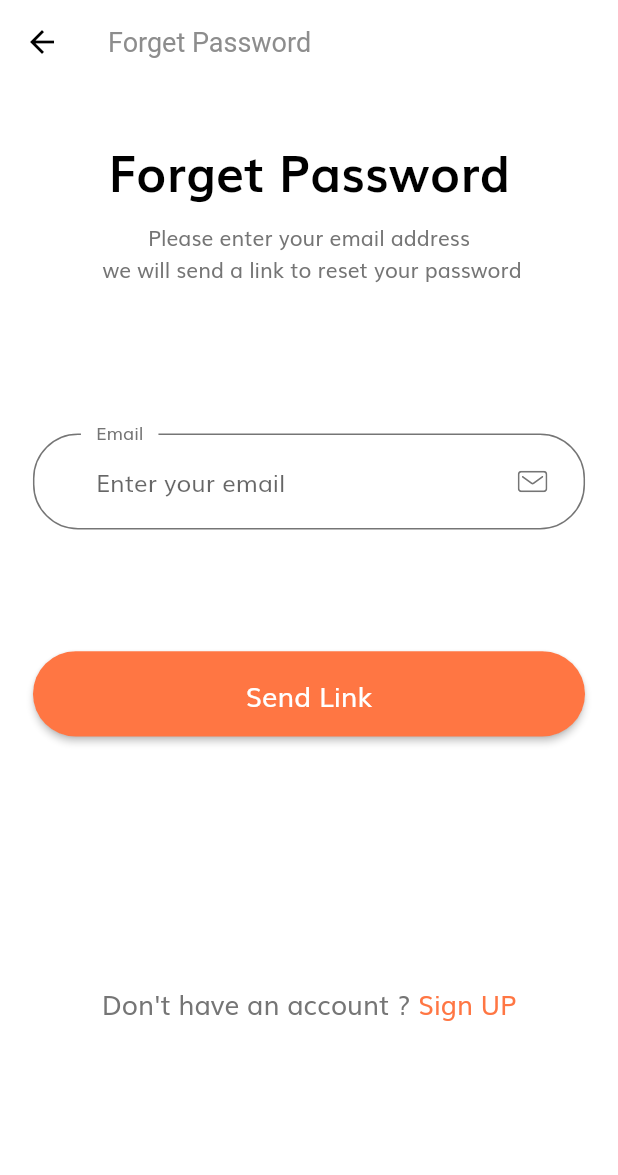
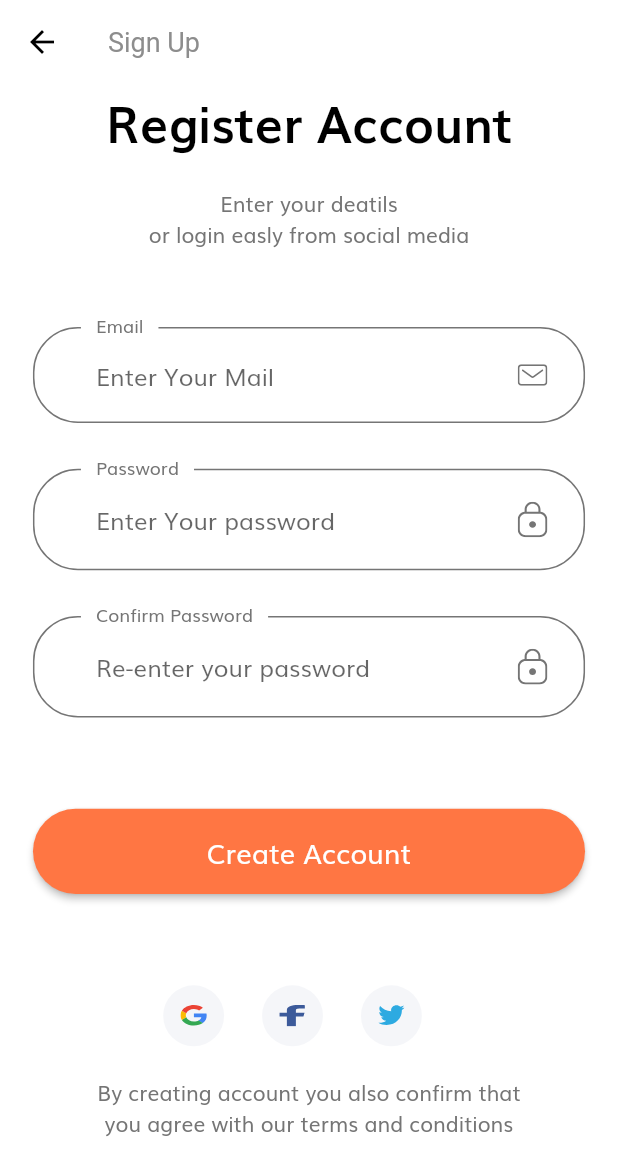
Before and after one commit to ritikjainx/E-Commerce-App, a Flutter app: the ForgetScreen screen opened by its route, after a tap on "Sign UP", on a phone screen of 412 x 824 dp. Shown: the top 1175 px of the screen. Run offline on Flutter 3.47's test engine with Material 2 defaults, Android fonts, the phone set to English and light mode, and no system bars; our stand-ins replace flutter_svg.

Commit message:
sign,forget pass ,profile page added

```diff
--- a/lib/Routes.dart
+++ b/lib/Routes.dart
@@ -1,10 +1,16 @@
 import 'package:flutter/material.dart';
 import 'package:needs_app/Screens/Forget_Screen/forgetscreen.dart';
 import 'package:needs_app/Screens/LoginPage/loginPage.dart';
+import 'package:needs_app/Screens/OTP_Screen/OTPScreen.dart';
+import 'package:needs_app/Screens/ProfilePage/profilePaage.dart';
+import 'package:needs_app/Screens/SignUp_screen/signupscreen.dart';
 import 'package:needs_app/Screens/splash/splashScreens.dart';
 
 Map<String, WidgetBuilder> routes = {
   SplashScreen.routename: (context) => SplashScreen(),
   LoginPage.routename: (context) => LoginPage(),
   ForgetScreen.routeName: (context) => ForgetScreen(),
+  SignUp.routeName: (context) => SignUp(),
+  ProfilePage.routeName: (context) => ProfilePage(),
+  OTPscreen.routeName: (context) => OTPscreen(),
 };
--- a/lib/Screens/Forget_Screen/Body.dart
+++ b/lib/Screens/Forget_Screen/Body.dart
@@ -22,8 +22,7 @@ class _BodyState extends State<Body> {
       padding: EdgeInsets.symmetric(horizontal: getProportionateScreenWidth(20)),
       child: Column(
         children: [
-          SizedBox(width: SizeConfig.screenWidth),
-          SizedBox(height: SizeConfig.screenHeight * 0.04),
+          SizedBox(height: SizeConfig.screenHeight * 0.04, width: SizeConfig.screenWidth),
           Text('Forget Password',
               style: TextStyle(
                 fontWeight: FontWeight.bold,
--- a/lib/Screens/LoginPage/components/Body.dart
+++ b/lib/Screens/LoginPage/components/Body.dart
@@ -1,9 +1,6 @@
 import 'package:flutter/material.dart';
 import 'package:needs_app/Screens/Forget_Screen/forgetscreen.dart';
-import 'package:needs_app/components/CustomsvgImage.dart';
-import 'package:needs_app/components/DefaultButton.dart';
 import 'package:needs_app/components/NoaccountSignup.dart';
-import 'package:needs_app/components/formStateErrors.dart';
 import 'package:needs_app/components/socialMedia.dart';
 import 'package:needs_app/constants.dart';
 import 'package:needs_app/sizeConfig.dart';
--- a/lib/Screens/LoginPage/loginPage.dart
+++ b/lib/Screens/LoginPage/loginPage.dart
@@ -8,7 +8,7 @@ class LoginPage extends StatelessWidget {
     return Scaffold(
         appBar: AppBar(
           title: Text(
-            'Sign Up',
+            'Sign In',
           ),
         ),
         body: Body());
--- /dev/null
+++ b/lib/Screens/SignUp_screen/body.dart
@@ -0,0 +1,190 @@
+import 'package:flutter/material.dart';
+import 'package:needs_app/Screens/ProfilePage/profilePaage.dart';
+import 'package:needs_app/components/CustomsvgImage.dart';
+import 'package:needs_app/components/DefaultButton.dart';
+import 'package:needs_app/components/formStateErrors.dart';
+import 'package:needs_app/components/socialMedia.dart';
+import 'package:needs_app/constants.dart';
+import 'package:needs_app/sizeConfig.dart';
+
+class Body extends StatelessWidget {
+  @override
+  Widget build(BuildContext context) {
+    return Padding(
+      padding: EdgeInsets.symmetric(horizontal: getProportionateScreenWidth(20)),
+      child: SingleChildScrollView(
+        child: Column(
+          children: [
+            Text(
+              'Register Account',
+              style: TextStyle(
+                  fontSize: getProportionateScreenWidth(30), color: Colors.black, fontWeight: FontWeight.bold),
+            ),
+            SizedBox(
+              width: double.infinity,
+              height: getProportionateScreenHeight(20),
+            ),
+            Text(
+              'Enter your deatils \nor login easly from social media',
+              textAlign: TextAlign.center,
+            ),
+            SizedBox(height: getProportionateScreenHeight(50)),
+            FormTextFeild(),
+          ],
+        ),
+      ),
+    );
+  }
+}
+
+class FormTextFeild extends StatefulWidget {
+  @override
+  _FormTextFeildState createState() => _FormTextFeildState();
+}
+
+class _FormTextFeildState extends State<FormTextFeild> {
+  final _formkey = GlobalKey<FormState>();
+  List<String> errors = [];
+  String password;
+
+  String email;
+  @override
+  Widget build(BuildContext context) {
+    return Form(
+      key: _formkey,
+      child: Column(
+        children: [
+          buildTextFormField(),
+          SizedBox(height: getProportionateScreenHeight(30)),
+          buildPassFormField(),
+          SizedBox(height: getProportionateScreenHeight(30)),
+          TextFormField(
+            validator: (value) {
+              if (value != password && !errors.contains(kmatchPassEroor)) {
+                setState(() {
+                  errors.add(kmatchPassEroor);
+                });
+              }
+              return null;
+            },
+            onChanged: (value) {
+              if (value == password && errors.contains(kmatchPassEroor)) {
+                setState(() {
+                  errors.remove(kmatchPassEroor);
+                });
+              }
+            },
+            decoration: InputDecoration(
+              labelText: 'Confirm Password',
+              hintText: 'Re-enter your password',
+              suffixIcon: SvgImage('assets/icons/Lock.svg'),
+            ),
+          ),
+          SizedBox(height: getProportionateScreenHeight(40)),
+          FormStateError(errors: errors),
+          SizedBox(height: getProportionateScreenHeight(20)),
+          Defaultbutton(
+            text: 'Create Account',
+            onpressed: () {
+              print(errors);
+              if (_formkey.currentState.validate()) {
+                _formkey.currentState.save();
+                print(_formkey.currentState.validate());
+                Navigator.pushNamed(context, ProfilePage.routeName);
+              }
+            },
+          ),
+          SizedBox(height: getProportionateScreenHeight(60)),
+          Row(
+            mainAxisAlignment: MainAxisAlignment.center,
+            children: [
+              SocialMediaIcon(icon: 'assets/icons/google-icon.svg'),
+              SocialMediaIcon(icon: 'assets/icons/facebook-2.svg'),
+              SocialMediaIcon(icon: 'assets/icons/twitter.svg'),
+            ],
+          ),
+          SizedBox(height: getProportionateScreenHeight(20)),
+          Text(
+            'By creating account you also confirm that \nyou agree with our terms and conditions',
+            textAlign: TextAlign.center,
+          )
+        ],
+      ),
+    );
+  }
+
+  TextFormField buildPassFormField() {
+    return TextFormField(
+      validator: (value) {
+        if (value.isEmpty && !errors.contains(kpassNullEroor)) {
+          setState(() {
+            errors.add(kpassNullEroor);
+          });
+        } else if (value.length > 0 && value.length < 8 && !errors.contains(kmatchPassEroor)) {
+          setState(() {
+            errors.add(kshortPassEroor);
+          });
+        }
+        return null;
+      },
+      onChanged: (value) {
+        if (value.isNotEmpty && errors.contains(kpassNullEroor)) {
+          setState(() {
+            errors.remove(kpassNullEroor);
+          });
+        } else if (value.length >= 8 && errors.contains(kshortPassEroor)) {
+          setState(() {
+            errors.remove(kshortPassEroor);
+          });
+        }
+        password = value;
+      },
+      onSaved: (value) {
+        password = value;
+      },
+      decoration: InputDecoration(
+        labelText: 'Password',
+        hintText: 'Enter Your password',
+        suffixIcon: SvgImage('assets/icons/Lock.svg'),
+      ),
+    );
+  }
+
+  TextFormField buildTextFormField() {
+    return TextFormField(
+      decoration: InputDecoration(
+        labelText: 'Email',
+        hintText: 'Enter Your Mail',
+        suffixIcon: SvgImage('assets/icons/Mail.svg'),
+      ),
+      validator: (value) {
+        if (value.isEmpty && !errors.contains(kemailNullEroor)) {
+          setState(() {
+            errors.add(kemailNullEroor);
+          });
+        } else if (!kemailValidatorRegExp.hasMatch(value) && !errors.contains(kinvalidEmailEroor)) {
+          setState(() {
+            errors.add(kinvalidEmailEroor);
+          });
+        }
+        return null;
+      },
+      onChanged: (value) {
+        if (value.isNotEmpty && errors.contains(kemailNullEroor)) {
+          setState(() {
+            errors.remove(kemailNullEroor);
+          });
+        } else if (kemailValidatorRegExp.hasMatch(value) && errors.contains(kinvalidEmailEroor)) {
+          setState(() {
+            errors.remove(kinvalidEmailEroor);
+          });
+        }
+        // return null;
+      },
+      onSaved: (value) {
+        email = value;
+        print(email);
+      },
+    );
+  }
+}
--- /dev/null
+++ b/lib/Screens/SignUp_screen/signupscreen.dart
@@ -0,0 +1,16 @@
+import 'package:flutter/material.dart';
+
+import 'body.dart';
+
+class SignUp extends StatelessWidget {
+  static const routeName = '/signup';
+  @override
+  Widget build(BuildContext context) {
+    return Scaffold(
+      appBar: AppBar(
+        title: Text('Sign Up'),
+      ),
+      body: Body(),
+    );
+  }
+}
--- a/lib/Screens/splash/components/body.dart
+++ b/lib/Screens/splash/components/body.dart
@@ -38,7 +38,7 @@ class _BodyState extends State<Body> {
                   setState(() {
                     currentPage = value;
                   });
-                  print(value);
+                  // print(value);
                 },
                 itemCount: splashpages.length,
                 itemBuilder: (context, int) {
--- a/lib/components/CustomsvgImage.dart
+++ b/lib/components/CustomsvgImage.dart
@@ -1,5 +1,6 @@
 import 'package:flutter/material.dart';
 import 'package:flutter_svg/svg.dart';
+import 'package:needs_app/constants.dart';
 
 import '../sizeConfig.dart';
 
@@ -15,6 +16,7 @@ class SvgImage extends StatelessWidget {
         child: SvgPicture.asset(
           svgPath,
           width: getProportionateScreenWidth(18),
+          color: kTextColor,
         ));
   }
 }
--- a/lib/components/NoaccountSignup.dart
+++ b/lib/components/NoaccountSignup.dart
@@ -1,4 +1,5 @@
 import 'package:flutter/material.dart';
+import 'package:needs_app/Screens/SignUp_screen/signupscreen.dart';
 import 'package:needs_app/sizeConfig.dart';
 
 import '../constants.dart';
@@ -14,7 +15,9 @@ class NoAccountSignup extends StatelessWidget {
           style: TextStyle(fontSize: getProportionateScreenWidth(16)),
         ),
         GestureDetector(
-          onTap: () {},
+          onTap: () {
+            Navigator.popAndPushNamed(context, SignUp.routeName);
+          },
           child: Text(
             'Sign UP',
             style: TextStyle(color: kPrimaryColor, fontSize: getProportionateScreenWidth(16)),
```
Also changed, not shown: lib/Screens/OTP_Screen/Body.dart (added, +55 -0 lines), lib/Screens/OTP_Screen/OTPScreen.dart (added, +16 -0 lines), lib/Screens/ProfilePage/body.dart (added, +68 -0 lines), lib/Screens/ProfilePage/profilePaage.dart (added, +16 -0 lines).
